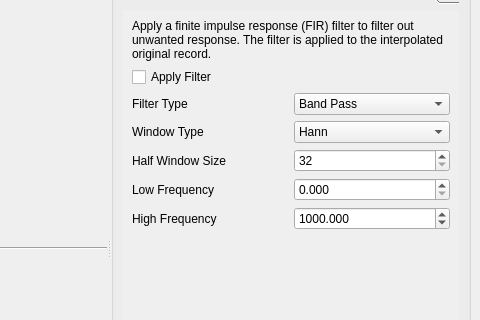
Before: the Qt Designer form form/MainWindow.ui in TLCFEM/alcongrator, drawn with Qt 5; both pictures show x 600 to 1080 and y 112 to 432 of the 1080 by 720 pixel window.
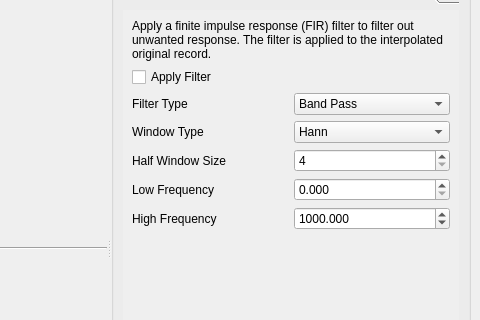
After: the same form once the commit is applied. The open tabs and pages were chosen to show the change. Custom widgets are drawn as their Qt base class.

Commit message: Bugfix duplicated filtering

Diff of the .ui file:
```diff
--- a/form/MainWindow.ui
+++ b/form/MainWindow.ui
@@ -382,7 +382,7 @@
              <x>0</x>
              <y>0</y>
              <width>376</width>
-             <height>361</height>
+             <height>371</height>
             </rect>
            </property>
            <attribute name="label">
@@ -545,7 +545,7 @@
               <item row="2" column="1">
                <widget class="QSpinBox" name="window_length">
                 <property name="minimum">
-                 <number>32</number>
+                 <number>4</number>
                 </property>
                 <property name="maximum">
                  <number>2147483647</number>
```
Left out of the diff: 14 changed lines with no effect on the pictures. The commit also changes 1 other file.
